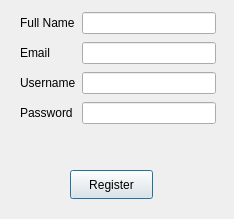
Above: registrationwindow.ui from aishakandeell/cs2labproject before the change. Below: the same form after it.
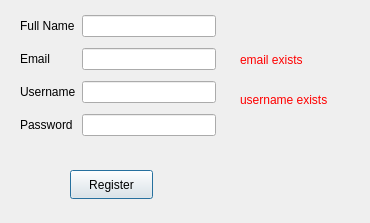
That is the form after the change.

Diff of the .ui file:
```diff
--- a/registrationwindow.ui
+++ b/registrationwindow.ui
@@ -6,8 +6,8 @@
    <rect>
     <x>0</x>
     <y>0</y>
-    <width>234</width>
-    <height>219</height>
+    <width>370</width>
+    <height>223</height>
    </rect>
   </property>
   <property name="windowTitle">
@@ -26,13 +26,13 @@
     <string>Register</string>
    </property>
   </widget>
-  <widget class="QWidget" name="">
+  <widget class="QWidget" name="layoutWidget">
    <property name="geometry">
     <rect>
      <x>20</x>
      <y>10</y>
      <width>196</width>
-     <height>116</height>
+     <height>135</height>
     </rect>
    </property>
    <layout class="QGridLayout" name="gridLayout">
@@ -82,6 +82,32 @@
     </item>
    </layout>
   </widget>
+  <widget class="QLabel" name="emailexists">
+   <property name="geometry">
+    <rect>
+     <x>240</x>
+     <y>50</y>
+     <width>91</width>
+     <height>21</height>
+    </rect>
+   </property>
+   <property name="text">
+    <string>&lt;html&gt;&lt;head/&gt;&lt;body&gt;&lt;p&gt;&lt;span style=&quot; color:#ff0000;&quot;&gt;email exists&lt;/span&gt;&lt;/p&gt;&lt;/body&gt;&lt;/html&gt;</string>
+   </property>
+  </widget>
+  <widget class="QLabel" name="usernameexists">
+   <property name="geometry">
+    <rect>
+     <x>240</x>
+     <y>90</y>
+     <width>111</width>
+     <height>21</height>
+    </rect>
+   </property>
+   <property name="text">
+    <string>&lt;html&gt;&lt;head/&gt;&lt;body&gt;&lt;p&gt;&lt;span style=&quot; color:#ff0000;&quot;&gt;username exists&lt;/span&gt;&lt;/p&gt;&lt;/body&gt;&lt;/html&gt;</string>
+   </property>
+  </widget>
  </widget>
  <resources/>
  <connections/>
```
Left out of the diff: 2 changed lines with no effect on the pictures.
